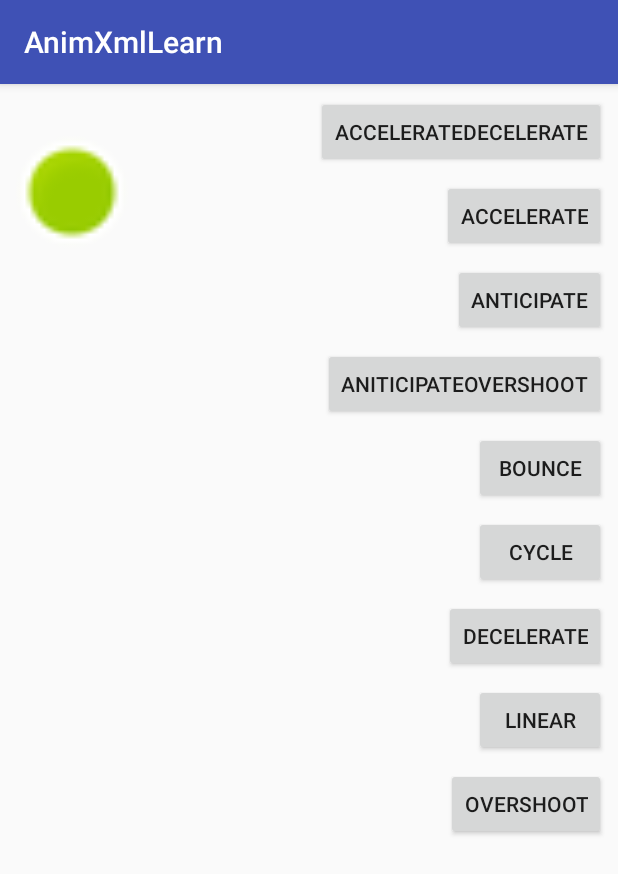
After one commit to hykruntoahead/AnimXmlLearn, an Android app: the PropertyInterpolatorActivity screen opened directly, with no data from a screen before it, on a phone screen of 412 x 824 dp. The commit adds this screen. Shown: the top 874 px of the screen. Run offline under Robolectric (Android 15) with nearby library versions, the phone set to English and light mode, and no system bars.

Commit message:
valueAnimator 相关

```diff
--- a/app/src/main/AndroidManifest.xml
+++ b/app/src/main/AndroidManifest.xml
@@ -25,6 +25,9 @@
         <activity android:name=".PropertyActivity"/>
         <activity android:name=".PropertyUse1Activity"/>
         <activity android:name=".PropertyUse2Activity"/>
+        <activity android:name=".PropertyValueActivity"/>
+        <activity android:name=".PropertyInterTypeActivity"/>
+        <activity android:name=".PropertyInterpolatorActivity"/>
     </application>
 
 </manifest>
--- /dev/null
+++ b/app/src/main/res/layout/activity_pro_inter.xml
@@ -0,0 +1,112 @@
+<?xml version="1.0" encoding="utf-8"?>
+<android.support.constraint.ConstraintLayout xmlns:android="http://schemas.android.com/apk/res/android"
+    xmlns:app="http://schemas.android.com/apk/res-auto"
+    xmlns:tools="http://schemas.android.com/tools"
+    android:orientation="vertical"
+    android:layout_width="match_parent"
+    android:layout_height="match_parent">
+
+    <ImageView
+        android:id="@+id/iv_ball"
+        android:layout_width="80dp"
+        android:layout_height="80dp"
+        android:layout_marginStart="8dp"
+        android:layout_marginTop="32dp"
+        android:contentDescription="@string/anim_pro"
+        app:layout_constraintLeft_toLeftOf="parent"
+        app:layout_constraintTop_toTopOf="parent"
+        app:srcCompat="@android:drawable/presence_online"
+        />
+
+    <Button
+        android:id="@+id/btn_acc_dec"
+        android:layout_width="wrap_content"
+        android:layout_height="wrap_content"
+        android:text="@string/pro_inter_acc_dec"
+        android:layout_marginEnd="8dp"
+        app:layout_constraintRight_toRightOf="parent"
+        app:layout_constraintTop_toTopOf="parent"
+        android:layout_marginTop="8dp" />
+
+    <Button
+        android:id="@+id/btn_acc"
+        android:layout_width="wrap_content"
+        android:layout_height="wrap_content"
+        android:text="@string/pro_inter_acc"
+        android:layout_marginTop="8dp"
+        app:layout_constraintTop_toBottomOf="@+id/btn_acc_dec"
+        android:layout_marginEnd="8dp"
+        app:layout_constraintRight_toRightOf="parent" />
+
+
+
+    <Button
+        android:id="@+id/btn_ant"
+        android:layout_width="wrap_content"
+        android:layout_height="wrap_content"
+        android:layout_marginEnd="8dp"
+        android:layout_marginTop="8dp"
+        android:text="@string/pro_inter_ant"
+        app:layout_constraintRight_toRightOf="parent"
+        app:layout_constraintTop_toBottomOf="@+id/btn_acc" />
+
+    <Button
+        android:id="@+id/btn_ant_over"
+        android:layout_width="wrap_content"
+        android:layout_height="wrap_content"
+        android:layout_marginEnd="8dp"
+        android:layout_marginTop="8dp"
+        android:text="@string/pro_inter_ant_over"
+        app:layout_constraintRight_toRightOf="parent"
+        app:layout_constraintTop_toBottomOf="@+id/btn_ant" />
+
+    <Button
+        android:id="@+id/btn_bou"
+        android:layout_width="wrap_content"
+        android:layout_height="wrap_content"
+        android:layout_marginEnd="8dp"
+        android:layout_marginTop="8dp"
+        android:text="@string/pro_inter_bounce"
+        app:layout_constraintRight_toRightOf="parent"
+        app:layout_constraintTop_toBottomOf="@+id/btn_ant_over" />
+
+    <Button
+        android:id="@+id/btn_cycle"
+        android:layout_width="wrap_content"
+        android:layout_height="wrap_content"
+        android:layout_marginEnd="8dp"
+        android:layout_marginTop="8dp"
+        android:text="@string/pro_inter_cycle"
+        app:layout_constraintRight_toRightOf="parent"
+        app:layout_constraintTop_toBottomOf="@+id/btn_bou" />
+
+    <Button
+        android:id="@+id/btn_dec"
+        android:layout_width="wrap_content"
+        android:layout_height="wrap_content"
+        android:layout_marginEnd="8dp"
+        android:layout_marginTop="8dp"
+        android:text="@string/pro_inter_dec"
+        app:layout_constraintRight_toRightOf="parent"
+        app:layout_constraintTop_toBottomOf="@+id/btn_cycle" />
+
+    <Button
+        android:id="@+id/btn_linear"
+        android:layout_width="wrap_content"
+        android:layout_height="wrap_content"
+        android:layout_marginEnd="8dp"
+        android:layout_marginTop="8dp"
+        android:text="@string/pro_inter_linear"
+        app:layout_constraintRight_toRightOf="parent"
+        app:layout_constraintTop_toBottomOf="@+id/btn_dec" />
+
+    <Button
+        android:id="@+id/btn_overshoot"
+        android:layout_width="wrap_content"
+        android:layout_height="wrap_content"
+        android:layout_marginEnd="8dp"
+        android:layout_marginTop="8dp"
+        android:text="@string/pro_inter_over"
+        app:layout_constraintRight_toRightOf="parent"
+        app:layout_constraintTop_toBottomOf="@+id/btn_linear" />
+</android.support.constraint.ConstraintLayout>
--- a/app/src/main/res/values/strings.xml
+++ b/app/src/main/res/values/strings.xml
@@ -24,6 +24,23 @@
     <string name="one_value_no_get">变换1</string>
     <string name="btn_obj_3">变换3</string>
     <string name="btn_pro_2">变换2</string>
+    <string name="value_anim">value动画</string>
+    <string name="value_width">宽度改变</string>
+    <string name="translate_linear">线性平移</string>
+    <string name="translate_acc">加速平移</string>
+    <string name="color_int">背景色-1</string>
+    <string name="color_argb">背景色-2</string>
+    <string name="inter_type_anim">插值估值器</string>
+    <string name="interpolator">插值器</string>
+    <string name="pro_inter_acc">Accelerate</string>
+    <string name="pro_inter_acc_dec">AccelerateDecelerate</string>
+    <string name="pro_inter_ant">anticipate</string>
+    <string name="pro_inter_ant_over">AniticipateOvershoot</string>
+    <string name="pro_inter_bounce">Bounce</string>
+    <string name="pro_inter_cycle">cycle</string>
+    <string name="pro_inter_dec">Decelerate</string>
+    <string name="pro_inter_linear">Linear</string>
+    <string name="pro_inter_over">Overshoot</string>
 
 
 </resources>
```
Also changed, not shown: app/src/main/java/com/example/heyukun/animxmllearn/PropertyActivity.java (+12 -1 lines), app/src/main/java/com/example/heyukun/animxmllearn/PropertyInterTypeActivity.java (added, +77 -0 lines), app/src/main/java/com/example/heyukun/animxmllearn/PropertyInterpolatorActivity.java (added, +121 -0 lines), app/src/main/java/com/example/heyukun/animxmllearn/PropertyValueActivity.java (added, +61 -0 lines), app/src/main/res/layout/activity_inter_type.xml (added, +61 -0 lines), app/src/main/res/layout/activity_property.xml (+31 -0 lines), app/src/main/res/layout/activity_value.xml (added, +35 -0 lines).
